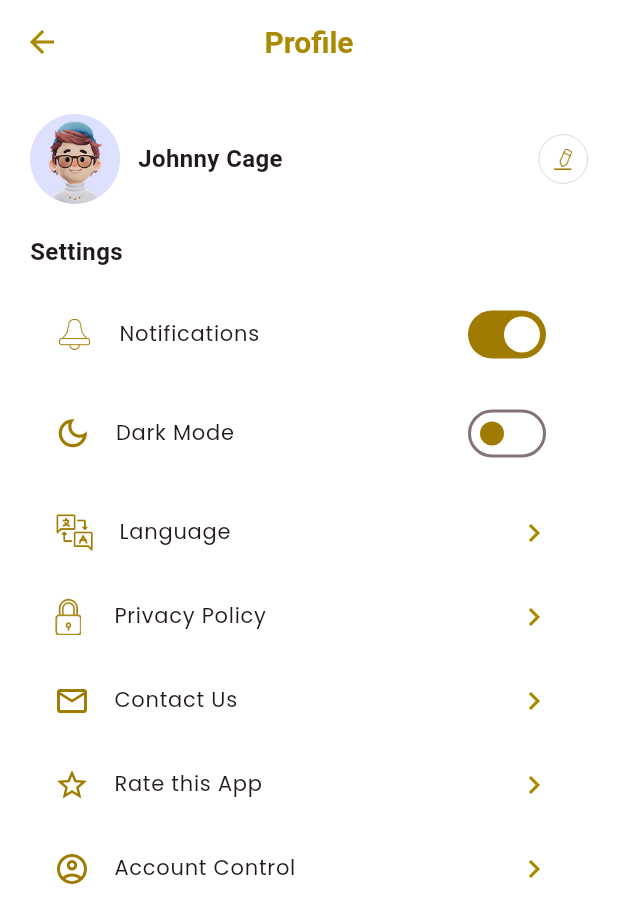
After one commit to daniyalqamar1007/fitlit_app, a Flutter app: the ProfileScreen screen opened by its route, on a phone screen of 412 x 824 dp. The commit adds this screen. Shown: the top 923 px of the screen. Run offline on Flutter 3.47's test engine with Material 3 defaults, Android fonts, the phone set to English and light mode, and no system bars; our stand-ins replace google_fonts, image_picker, table_calendar.

Commit message:
profile screen ui creation

```diff
--- a/lib/routes/App_routes.dart
+++ b/lib/routes/App_routes.dart
@@ -1,6 +1,7 @@
 
 import 'package:fitlip_app/view/Screens/Auth/sign_in.dart';
 import 'package:fitlip_app/view/Screens/Dashboard/bottomnavbar.dart';
+import 'package:fitlip_app/view/Screens/Profile/profile_screen.dart';
 import 'package:flutter/cupertino.dart';
 import '../view/Screens/Auth/signup_screen.dart';
 import '../view/Screens/Onboarding_screen/Onboarding_screen.dart';
@@ -8,15 +9,16 @@ import '../view/Screens/Splash_screen/Splash_screen.dart';
 class AppRoutes {
   static const String splash = '/';
   static const String onboarding = '/onboarding';
-
   static const String signup = '/signup';
   static const String signin = '/signin';
   static const String dashboard = '/dashboard';
+  static const String profile = '/profile';
   static final Map<String, WidgetBuilder> routes = {
     splash: (context) =>  SplashScreen(),
     onboarding: (context) =>  OnboardingScreen(),
     signup: (context) =>  SignUpScreen(),
     signin: (context) =>  SignInScreen(),
     dashboard: (context) =>  HomeScreen(),
+    profile: (context) =>  ProfileScreen(),
   };
 }
--- a/lib/view/Screens/Dashboard/hompage.dart
+++ b/lib/view/Screens/Dashboard/hompage.dart
@@ -1,3 +1,4 @@
+import 'package:fitlip_app/routes/App_routes.dart';
 import 'package:flutter/material.dart';
 import 'package:google_fonts/google_fonts.dart';
 import 'package:table_calendar/table_calendar.dart';
@@ -81,7 +82,11 @@ class _WardrobeScreenState extends State<WardrobeScreen> {
           mainAxisAlignment: MainAxisAlignment.spaceBetween,
           children: [
 Row(children: [
-  Container(
+  GestureDetector(
+    onTap: (){
+      Navigator.pushNamed(context, AppRoutes.profile);
+    },
+    child: Container(
       width: 40,
       height: 40,
       decoration: BoxDecoration(
@@ -89,6 +94,7 @@ Row(children: [
         image: const DecorationImage(
           image: AssetImage('assets/Images/circle_image.png'),
           fit: BoxFit.cover,
+        ),
       ),
     ),
   ),
--- /dev/null
+++ b/lib/view/Screens/Profile/profile_screen.dart
@@ -0,0 +1,121 @@
+import 'package:fitlip_app/view/Utils/Constants.dart';
+import 'package:flutter/material.dart';
+
+import '../../Widgets/custom_switch.dart';
+import '../../Widgets/custom_tile.dart';
+
+class ProfileScreen extends StatefulWidget {
+  const ProfileScreen({Key? key}) : super(key: key);
+
+  @override
+  State<ProfileScreen> createState() => _ProfileScreenState();
+}
+
+class _ProfileScreenState extends State<ProfileScreen> {
+  bool isNotificationEnabled = true;
+  bool isDarkMode = false;
+
+  @override
+  Widget build(BuildContext context) {
+    return Scaffold(
+      backgroundColor: Colors.white,
+      appBar: AppBar(
+        backgroundColor: Colors.white,
+        elevation: 0,
+        leading: const BackButton(color: Color(0xFFAA8A00)),
+        centerTitle: true,
+        title: const Text(
+          AppConstants.profile,
+          style: TextStyle(
+            fontWeight: FontWeight.bold,
+            color: Color(0xFFAA8A00),
+            fontSize: 20,
+          ),
+        ),
+      ),
+      body: Padding(
+        padding: const EdgeInsets.all(20),
+        child: Column(
+          children: [
+            _buildProfileHeader(),
+            const SizedBox(height: 20),
+            const Align(
+              alignment: Alignment.centerLeft,
+              child: Text(
+                AppConstants.settings,
+                style: TextStyle(fontWeight: FontWeight.w600, fontSize: 16),
+              ),
+            ),
+            const SizedBox(height: 16),
+            CustomSwitchTile(
+              // icon: Icons.notifications_none,
+              image: "assets/Icons/notification.png",
+              title: AppConstants.notifications,
+              value: isNotificationEnabled,
+              onChanged: (val) => setState(() => isNotificationEnabled = val),
+            ),
+            const SizedBox(height: 10),
+            CustomSwitchTile(
+              icon: Icons.dark_mode_outlined,
+              title: AppConstants.darkMode,
+              value: isDarkMode,
+              onChanged: (val) => setState(() => isDarkMode = val),
+            ),
+            const SizedBox(height: 10),
+            CustomListTile(
+              // icon: Icons.language,
+              image: "assets/Icons/language.png",
+              title: AppConstants.language,
+              onTap: () {},
+            ),
+            CustomListTile(
+              image: "assets/Icons/policy.png",
+              title: AppConstants.privacyPolicy,
+              onTap: () {},
+            ),
+            CustomListTile(
+              icon: Icons.mail_outline,
+              title: AppConstants.contactUs,
+              onTap: () {},
+            ),
+            CustomListTile(
+              icon: Icons.star_border,
+              title: AppConstants.rateApp,
+              onTap: () {},
+            ),
+            CustomListTile(
+              icon: Icons.account_circle_outlined,
+              title: AppConstants.accountControl,
+              onTap: () {},
+            ),
+          ],
+        ),
+      ),
+    );
+  }
+
+  Widget _buildProfileHeader() {
+    return Row(
+      children: [
+        const CircleAvatar(
+          radius: 30,
+          backgroundImage: AssetImage('assets/Images/circle_image.png'), // update path
+        ),
+        const SizedBox(width: 12),
+        const Text(
+          'Johnny Cage',
+          style: TextStyle(fontWeight: FontWeight.bold, fontSize: 16),
+        ),
+        const Spacer(),
+       Container(
+         padding: EdgeInsets.all(10),
+         decoration: BoxDecoration(
+           shape: BoxShape.circle,
+           border: Border.all(color: Colors.grey.withOpacity(0.5),width: 0.5)
+         ),
+         child: Image.asset('assets/Icons/edit_icon.png',scale: 4,),
+       )
+      ],
+    );
+  }
+}
--- a/lib/view/Utils/Constants.dart
+++ b/lib/view/Utils/Constants.dart
@@ -7,6 +7,16 @@ class AppConstants {
     'https://your-bucket.s3.amazonaws.com/onboarding2.jpg',
     'https://your-bucket.s3.amazonaws.com/onboarding3.jpg',
   ];
+  static const String profile = 'Profile';
+  static const String notifications = 'Notifications';
+  static const String darkMode = 'Dark Mode';
+  static const String language = 'Language';
+  static const String privacyPolicy = 'Privacy Policy';
+  static const String contactUs = 'Contact Us';
+  static const String rateApp = 'Rate this App';
+  static const String accountControl = 'Account Control';
+  static const String settings = 'Settings';
+  static const String edit = 'Edit';
   static const List<Map<String, String>> onboardingData = [
     {
       'title': 'Fashion that speaks for itself',
--- /dev/null
+++ b/lib/view/Widgets/custom_switch.dart
@@ -0,0 +1,42 @@
+import 'package:fitlip_app/view/Utils/Colors.dart';
+import 'package:flutter/material.dart';
+import 'package:google_fonts/google_fonts.dart';
+
+class CustomSwitchTile extends StatelessWidget {
+  final IconData? icon;
+  final String title;
+  final String? image;
+  final bool value;
+  final ValueChanged<bool> onChanged;
+
+  const CustomSwitchTile({
+    super.key,
+     this.icon,
+    required this.title,
+    this.image,
+
+    required this.value,
+    required this.onChanged,
+  });
+
+  @override
+  Widget build(BuildContext context) {
+    return ListTile(
+
+      leading:image==""||image==null? Icon(icon, color: appcolor,size: 25,):Image.asset(image!,scale: 3.5,),
+      title: Text(title, style:  GoogleFonts.poppins(fontSize: 14,fontWeight: FontWeight.w400)),
+      trailing: Switch(
+
+        value: value,
+        onChanged: onChanged,
+        activeColor: Colors.white,
+        activeTrackColor: appcolor,
+        inactiveThumbColor: appcolor,
+        inactiveTrackColor: Colors.white,
+
+
+
+      ),
+    );
+  }
+}
--- /dev/null
+++ b/lib/view/Widgets/custom_tile.dart
@@ -0,0 +1,31 @@
+import 'package:fitlip_app/view/Utils/Colors.dart';
+import 'package:flutter/material.dart';
+import 'package:google_fonts/google_fonts.dart';
+
+class CustomListTile extends StatelessWidget {
+  final IconData? icon;
+  final String title;
+  final String? image;
+  final VoidCallback onTap;
+
+  const CustomListTile({
+    super.key,
+     this.icon,
+    this.image,
+    required this.title,
+    required this.onTap,
+  });
+
+  @override
+  Widget build(BuildContext context) {
+    return ListTile(
+      leading: image==""||image==null? Icon(icon, color: appcolor):Image.asset(image!,scale: 3.5,),
+      title: Text(
+        title,
+        style:GoogleFonts.poppins(fontSize: 14,fontWeight: FontWeight.w400),
+      ),
+      trailing: const Icon(Icons.chevron_right, color: Color(0xFFAA8A00)),
+      onTap: onTap,
+    );
+  }
+}
```
Also changed, not shown: assets/Icons/edit_icon.png (added), assets/Icons/language.png (added), assets/Icons/notification.png (added), assets/Icons/policy.png (added). Lines whose indentation alone changed are shown as unchanged.
